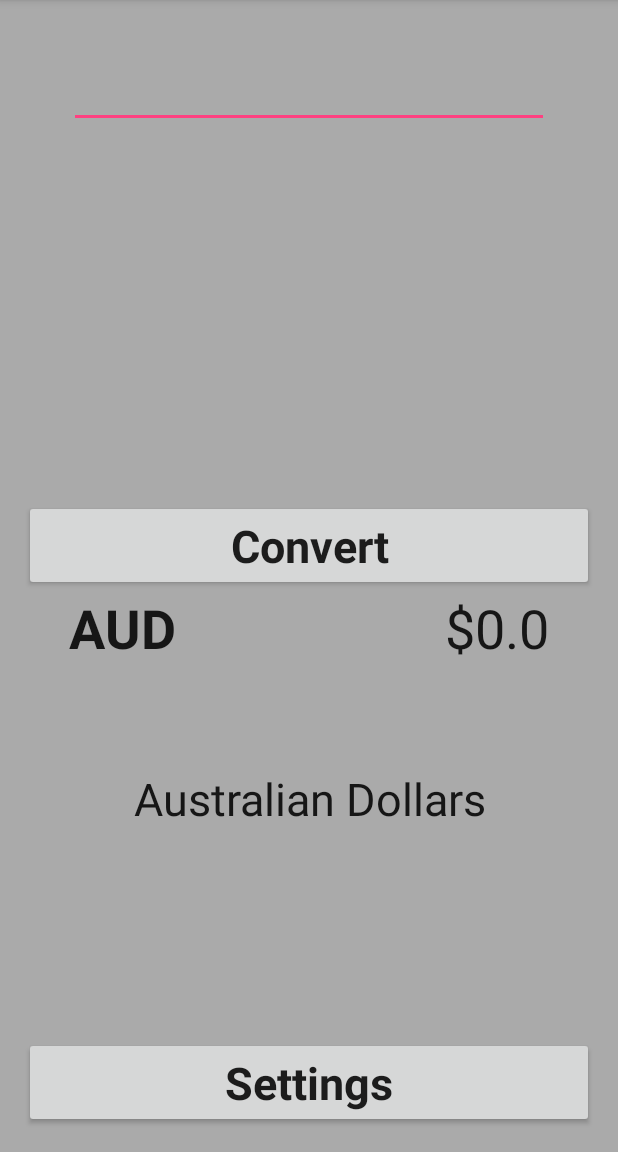
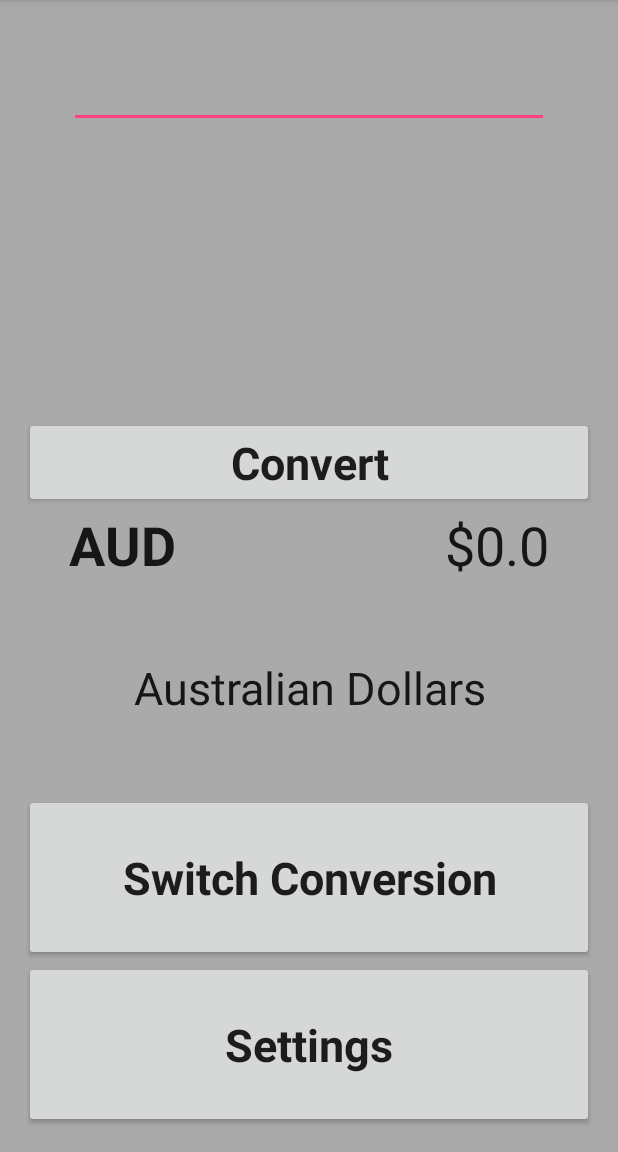
Before and after one commit to KyeCook/kyeCook_UtilityApp_AssignOne, an Android app: the screen it shows after launch (MainActivity), after a tap on "Convert", on a phone screen of 412 x 824 dp, the part 84-1236 px from its top. Run offline under Robolectric (Android 15) with nearby library versions, the phone set to English and light mode, and no system bars; 1 statement that could not run was skipped.

Commit message:
Fixed minor issues

```diff
--- a/app/src/main/java/com/example/kyecook/kyecook_utilityapp/MainActivity.java
+++ b/app/src/main/java/com/example/kyecook/kyecook_utilityapp/MainActivity.java
@@ -27,6 +27,9 @@ public class MainActivity extends AppCompatActivity {
     private TextView countryToBeConverted;
     private TextView countryToBeConvertedString;
 
+    private TextView convertedCountryText;
+    private TextView convertedCountryCurrency;
+
     private TextView convertedCurrency;
     private double currency;
     private SharedPreferences preferences;
@@ -44,10 +47,15 @@ public class MainActivity extends AppCompatActivity {
 
         countryToBeConverted = (TextView) findViewById(R.id.countryToBeConverted);
         countryToBeConvertedString = (TextView) findViewById(R.id.countryToBeConvertedString);
+
+        convertedCountryText = (TextView) findViewById(R.id.convertedCountryText);
+        convertedCountryCurrency = (TextView) findViewById(R.id.convertedCountryCurrency);
+
         convertedCurrency = (TextView) findViewById(R.id.convertedCurrency);
         moneyToConvert = (EditText) findViewById(R.id.moneyToConvertInput);
 
         Button conversionButton = (Button) findViewById(R.id.conversionButton);
+        Button switchConversions = (Button) findViewById(R.id.switchConversions);
 
         moneyToConvert.addTextChangedListener(new TextWatcher() {
             @Override
@@ -84,14 +92,45 @@ public class MainActivity extends AppCompatActivity {
         /* This is the segment for the conversion button. It uses values from Settings Activity
                 in calculations */
 
-
+                String convertedCurrencyString;
 
                 double currencyToConvert = Double.parseDouble(preferences.getString("countryCurrency",""));
 
-                String convertedCurrencyString = '$' + String.valueOf(currency * currencyToConvert);
+                if(countryToBeConverted.getText().toString().equals("AUD")){
+                    convertedCurrencyString = '$' + String.valueOf(currency / currencyToConvert);
+                    convertedCurrency.setText(convertedCurrencyString);
+                } else {
 
-                convertedCurrency.setText(convertedCurrencyString);
+                    convertedCurrencyString = '$' + String.valueOf(currency * currencyToConvert);
+                    convertedCurrency.setText(convertedCurrencyString);
+                }
 
+            }
+        });
+
+        switchConversions.setOnClickListener(new View.OnClickListener() {
+            @Override
+            public void onClick(View v) {
+/*
+                Handles switching of currencies too alow user to iput Australian currency to see
+                foreign value
+                 */
+
+                if(countryToBeConverted.getText().toString().equals("AUD")){
+
+                    countryToBeConverted.setText(preferences.getString("currency", ""));
+                    countryToBeConvertedString.setText(preferences.getString("country", ""));
+
+                    convertedCountryCurrency.setText(R.string.aud);
+                    convertedCountryText.setText(R.string.australianValue);
+
+                } else {
+                    convertedCountryCurrency.setText(preferences.getString("currency", ""));
+                    convertedCountryText.setText(preferences.getString("country", ""));
+
+                    countryToBeConverted.setText(R.string.aud);
+                    countryToBeConvertedString.setText(R.string.australianValue);
+                }
             }
         });
 
--- a/app/src/main/res/layout/activity_main.xml
+++ b/app/src/main/res/layout/activity_main.xml
@@ -78,7 +78,7 @@
            android:layout_marginLeft="30dp"
             android:text="@string/aud"
             android:textAppearance="@style/TextAppearance.AppCompat.Large"
-            android:id="@+id/ausText"
+            android:id="@+id/convertedCountryCurrency"
             android:textSize="36sp"
             android:textStyle="normal|bold" />
 
@@ -96,7 +96,7 @@
         android:text="@string/australianValue"
         android:layout_width="match_parent"
         android:layout_height="wrap_content"
-        android:id="@+id/textView5"
+        android:id="@+id/convertedCountryText"
         android:layout_weight="1"
         android:textAppearance="@style/TextAppearance.AppCompat.Large"
         android:textSize="30sp"
@@ -105,18 +105,31 @@
     <LinearLayout
         android:layout_width="match_parent"
         android:layout_height="wrap_content"
-        android:layout_weight="1">
+        android:layout_weight="1"
+        android:id="@+id/LinearLayout">
 
 
         <Button
-            android:text="@string/settingsButtonText"
+            android:text="@string/switch_conversion"
             android:layout_width="match_parent"
-            android:layout_height="wrap_content"
-            android:id="@+id/settingsButton"
-            android:layout_gravity="bottom"
+            android:layout_height="match_parent"
+            android:id="@+id/switchConversions"
             android:textAppearance="@style/TextAppearance.AppCompat.Large"
             android:textStyle="normal|bold"
-            android:textSize="30sp"
-            android:onClick="settingsHandler" />
+            android:textSize="30sp"/>
+
     </LinearLayout>
+
+    <Button
+        android:text="@string/settingsButtonText"
+        android:layout_width="match_parent"
+        android:layout_height="wrap_content"
+        android:id="@+id/settingsButton"
+        android:layout_gravity="bottom"
+        android:textAppearance="@style/TextAppearance.AppCompat.Large"
+        android:textStyle="normal|bold"
+        android:textSize="30sp"
+        android:onClick="settingsHandler"
+        android:layout_weight="1" />
+
 </LinearLayout>
--- a/app/src/main/res/values/strings.xml
+++ b/app/src/main/res/values/strings.xml
@@ -10,4 +10,5 @@
     <string name="usd_conversion">USD Conversion</string>
     <string name="yen_conversion">YEN Conversion</string>
     <string name="sek_conversion">SEK Conversion</string>
+    <string name="switch_conversion">Switch Conversion</string>
 </resources>
```
